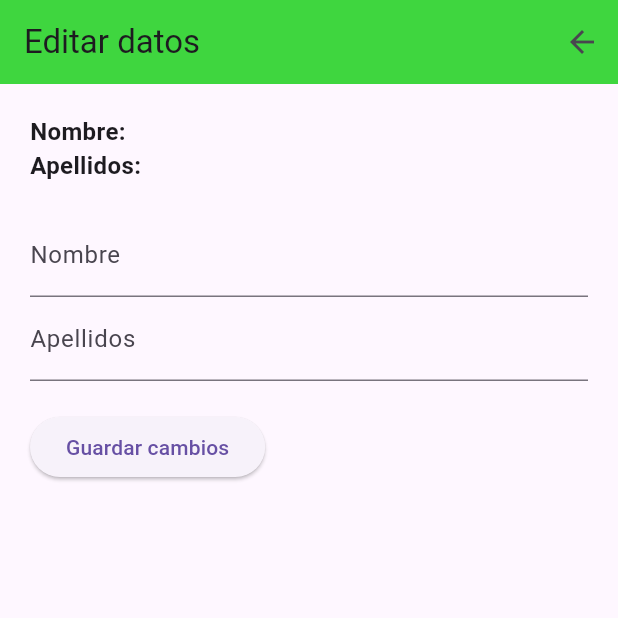
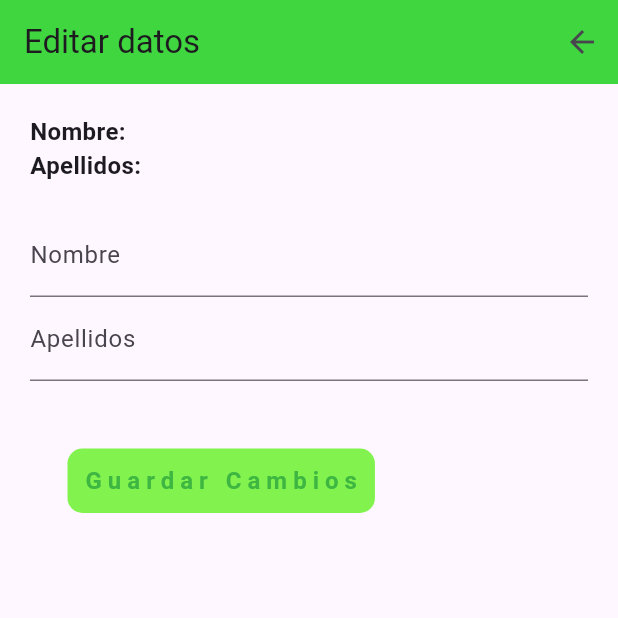
Before and after one commit to javierbm28/freetour, a Flutter app: the screen it shows once a user with an empty profile is signed in, after a tap on the "person" icon, on a phone screen of 412 x 824 dp, the top half of it. Run offline on Flutter 3.47's test engine with Material 3 defaults, Android fonts, the phone set to English and light mode, and no system bars; our stand-ins replace cloud_firestore, firebase_auth, firebase_core; accounts and stored records are empty; network calls fail.

Commit message:
aplicacion funcionando en movil
he adaptado las pantalla de registro, login, recuperacion de contraseña, inicio y editar datos

```diff
--- a/lib/components/boto_auth.dart
+++ b/lib/components/boto_auth.dart
@@ -20,8 +20,8 @@ class BotoAuth extends StatelessWidget {
           color: Color.fromARGB(255, 130, 243, 78),
         ),
         padding: const EdgeInsets.symmetric(
-          horizontal: 25,
-          vertical: 25,
+          horizontal: 10,
+          vertical: 10,
         ),
         margin: const EdgeInsets.all(25),
         child: Text(
--- a/lib/pagines/Pagina_Inici.dart
+++ b/lib/pagines/Pagina_Inici.dart
@@ -59,9 +59,8 @@ class _PaginaIniciState extends State<PaginaInici> {
           ),
         ],
       ),
-      body: SingleChildScrollView(
-        child: Padding(
-          padding: const EdgeInsets.all(20.0),
+      body: Padding(
+        padding: const EdgeInsets.all(0.0),
         child: Container(
           decoration: const BoxDecoration(
             image: DecorationImage(
@@ -90,7 +89,7 @@ class _PaginaIniciState extends State<PaginaInici> {
                     child: Text(
                       "$nombre $apellidos",
                       style: const TextStyle(
-                          fontSize: 60,
+                        fontSize: 50,
                         fontWeight: FontWeight.bold,
                         color: Colors.white,
                       ),
@@ -104,13 +103,13 @@ class _PaginaIniciState extends State<PaginaInici> {
               const Text(
                 "Bienvenido/a",
                 style: TextStyle(
-                    fontSize: 60,
+                  fontSize: 50,
                   fontWeight: FontWeight.bold,
                   color: Colors.white,
                 ),
               ),
               const SizedBox(
-                  height: 400,
+                height: 245,
               ),
               BotoAuth(
                 text: "Ir a mapa",
@@ -127,7 +126,6 @@ class _PaginaIniciState extends State<PaginaInici> {
           ),
         ),
       ),
-      ),
     );
   }
 }
--- a/lib/pagines/Pagina_Login.dart
+++ b/lib/pagines/Pagina_Login.dart
@@ -53,7 +53,7 @@ class _LoginState extends State<Login> {
         title: const Text("Discovery Tour"),
         backgroundColor: const Color.fromARGB(255, 63, 214, 63),
       ),
-      backgroundColor: const Color.fromARGB(98, 199, 202, 198),
+      backgroundColor: Colors.white,
       body: SingleChildScrollView(
         child: Container(
           width: double.infinity,
@@ -112,7 +112,7 @@ class _LoginState extends State<Login> {
                       );
                     },
                   ),
-                  const SizedBox(width: 20),
+
 
                   BotoAuth(
                     text: "Entrar",
--- a/lib/pagines/Pagina_Registre.dart
+++ b/lib/pagines/Pagina_Registre.dart
@@ -33,7 +33,7 @@ class _RegistroState extends State<Registro> {
         title: const Text("Discovery Tour"),
         backgroundColor: const Color.fromARGB(255, 63, 214, 63),
       ),
-      backgroundColor: const Color.fromARGB(99, 141, 145, 140),
+      backgroundColor: Colors.white,
       body: SingleChildScrollView(
         child: Container(
           width: double.infinity,
--- a/lib/pagines/Pagina_editar_dades.dart
+++ b/lib/pagines/Pagina_editar_dades.dart
@@ -1,6 +1,7 @@
 import 'package:cloud_firestore/cloud_firestore.dart';
 import 'package:firebase_auth/firebase_auth.dart';
 import 'package:flutter/material.dart';
+import 'package:freetour/components/boto_auth.dart';
 import 'package:freetour/pagines/Pagina_Inici.dart';
 
 class EditarDades extends StatefulWidget {
@@ -110,10 +111,15 @@ class _EditarDadesState extends State<EditarDades> {
 
           const SizedBox(height: 20),
 
-          ElevatedButton(
-            onPressed: guardarCambios,
-            child: const Text('Guardar cambios'),
-          ),
+          BotoAuth(
+            text: "Guardar Cambios",
+            onTap: guardarCambios,
+            )
+
+          //ElevatedButton(
+            //onPressed: guardarCambios,
+            //child: const Text('Guardar cambios'),
+          //),
         ],
       ),
     );
```
Also changed, not shown: lib/pagines/PaginaUbicaciones.dart (added, +49 -0 lines), lib/pagines/Pagina_Recuperacio.dart (+8 -3 lines), pubspec.lock, 2 other files. Lines whose indentation alone changed are shown as unchanged.
